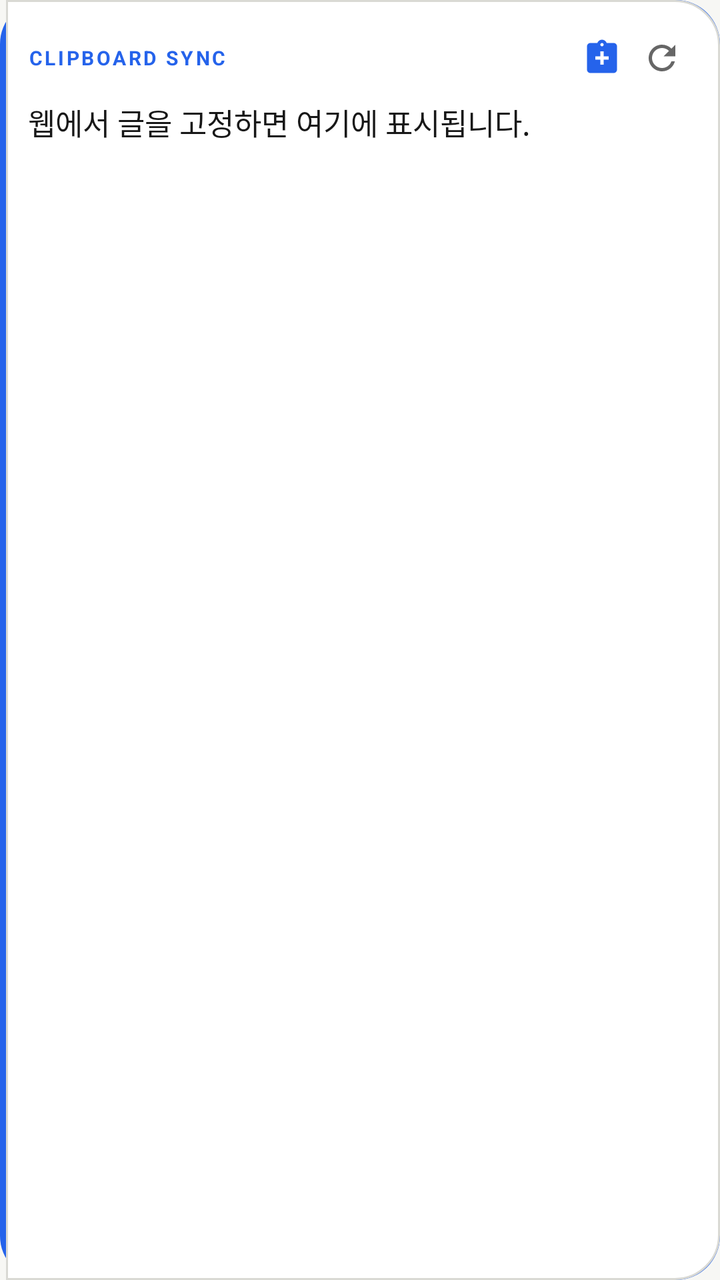
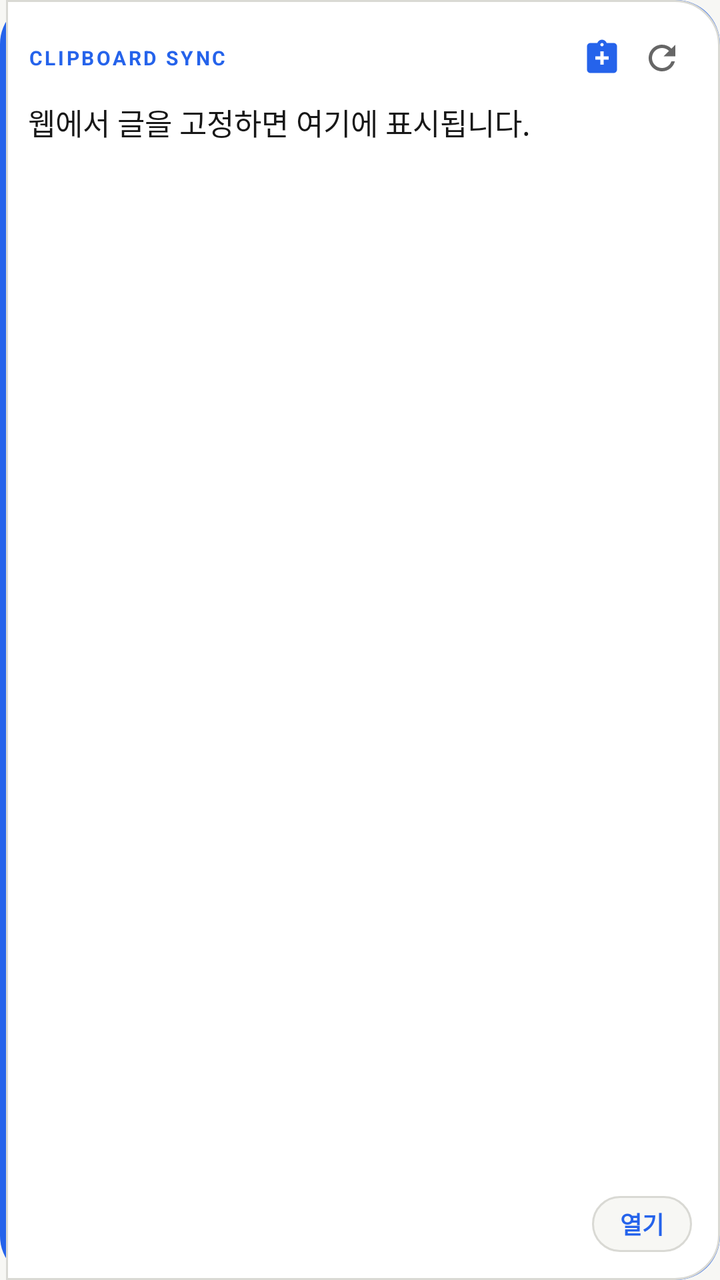

Before-and-after screenshots of an Android layout around one commit, followed by the original layout XML and the change that was made.
<!-- AndroidManifest.xml: application theme Theme.PostIt -->
<!-- res/layout/widget_postit.xml -->
<?xml version="1.0" encoding="utf-8"?>
<LinearLayout xmlns:android="http://schemas.android.com/apk/res/android"
    android:layout_width="match_parent"
    android:layout_height="match_parent"
    android:orientation="vertical"
    android:background="@drawable/widget_bg"
    android:padding="14dp">

    <LinearLayout
        android:layout_width="match_parent"
        android:layout_height="wrap_content"
        android:orientation="horizontal"
        android:gravity="center_vertical">

        <TextView
            android:id="@+id/widget_eyebrow"
            android:layout_width="0dp"
            android:layout_height="wrap_content"
            android:layout_weight="1"
            android:text="@string/eyebrow"
            android:textColor="@color/accent"
            android:textSize="10sp"
            android:textStyle="bold"
            android:letterSpacing="0.12"
            android:maxLines="1"
            android:ellipsize="end" />

        <ImageView
            android:id="@+id/widget_save_clip"
            android:layout_width="30dp"
            android:layout_height="30dp"
            android:padding="5dp"
            android:src="@drawable/ic_clipboard_add"
            android:background="@drawable/widget_body_ripple"
            android:contentDescription="@string/widget_save_clip" />

        <ImageView
            android:id="@+id/widget_refresh"
            android:layout_width="30dp"
            android:layout_height="30dp"
            android:padding="5dp"
            android:src="@drawable/ic_refresh"
            android:background="@drawable/widget_body_ripple"
            android:contentDescription="@string/widget_refresh" />
    </LinearLayout>

    <TextView
        android:id="@+id/widget_text"
        android:layout_width="match_parent"
        android:layout_height="0dp"
        android:layout_weight="1"
        android:layout_marginTop="6dp"
        android:background="@drawable/widget_body_ripple"
        android:text="@string/widget_empty"
        android:textColor="@color/text"
        android:textSize="15sp"
        android:lineSpacingMultiplier="1.25"
        android:ellipsize="end"
        android:gravity="top|start" />

    <TextView
        android:id="@+id/widget_footer"
        android:layout_width="match_parent"
        android:layout_height="wrap_content"
        android:layout_marginTop="4dp"
        android:textColor="@color/muted"
        android:textSize="10sp"
        android:maxLines="1"
        android:ellipsize="end" />
</LinearLayout>
<!-- resources referenced by this layout -->
<resources>
  <color name="accent">#FF2563EB</color>
  <color name="muted">#FF666666</color>
  <color name="text">#FF171717</color>
  <!-- drawable ic_clipboard_add (drawable) -->
  <vector xmlns:android="http://schemas.android.com/apk/res/android"
      android:width="20dp" android:height="20dp"
      android:viewportWidth="24" android:viewportHeight="24"
      android:tint="@color/accent">
      <path android:fillColor="#FF000000"
          android:pathData="M19,3h-4.18C14.4,1.84 13.3,1 12,1S9.6,1.84 9.18,3H5C3.9,3 3,3.9 3,5v14c0,1.1 0.9,2 2,2h14c1.1,0 2,-0.9 2,-2V5C21,3.9 20.1,3 19,3zM12,3c0.55,0 1,0.45 1,1s-0.45,1 -1,1s-1,-0.45 -1,-1S11.45,3 12,3zM13,16h-2v-3H8v-2h3V8h2v3h3v2h-3V16z" />
  </vector>
  <!-- drawable ic_refresh (drawable) -->
  <vector xmlns:android="http://schemas.android.com/apk/res/android"
      android:width="20dp" android:height="20dp"
      android:viewportWidth="24" android:viewportHeight="24"
      android:tint="@color/muted">
      <path android:fillColor="#FF000000"
          android:pathData="M17.65,6.35C16.2,4.9 14.21,4 12,4c-4.42,0 -7.99,3.58 -8,8s3.58,8 8,8c3.73,0 6.84,-2.55 7.73,-6h-2.08c-0.82,2.33 -3.04,4 -5.65,4c-3.31,0 -6,-2.69 -6,-6s2.69,-6 6,-6c1.66,0 3.14,0.69 4.22,1.78L13,11h7V4l-2.35,2.35z" />
  </vector>
  <!-- drawable widget_bg (drawable) -->
  <?xml version="1.0" encoding="utf-8"?>
  <layer-list xmlns:android="http://schemas.android.com/apk/res/android">
      <item>
          <shape android:shape="rectangle">
              <solid android:color="@color/accent" />
              <corners android:radius="22dp" />
          </shape>
      </item>
      <item android:left="3dp">
          <shape android:shape="rectangle">
              <solid android:color="@color/surface" />
              <corners
                  android:topLeftRadius="0dp"
                  android:bottomLeftRadius="0dp"
                  android:topRightRadius="22dp"
                  android:bottomRightRadius="22dp" />
              <stroke android:width="1dp" android:color="@color/line" />
          </shape>
      </item>
  </layer-list>
  <!-- drawable widget_body_ripple (drawable) -->
  <?xml version="1.0" encoding="utf-8"?>
  <ripple xmlns:android="http://schemas.android.com/apk/res/android"
      android:color="@color/accent_soft">
      <item android:drawable="@android:color/transparent" />
  </ripple>
  <string name="eyebrow">CLIPBOARD SYNC</string>
  <string name="widget_empty">웹에서 글을 고정하면 여기에 표시됩니다.</string>
  <string name="widget_refresh">새로 고침</string>
  <string name="widget_save_clip">클립보드 저장</string>
  <color name="surface">#FFFFFFFF</color>
  <color name="line">#FFD9D9D4</color>
  <color name="accent_soft">#FFDBEAFE</color>
  <color name="on_accent">#FFFFFFFF</color>
  <color name="bg">#FFF7F7F4</color>
  <color name="danger">#FFDC2626</color>
  <!-- unchanged entries left out for length: 1 -->
</resources>

<!-- the commit's change to res/layout/widget_postit.xml (unified diff, before → after) -->
@@ -58,13 +58,35 @@
         android:ellipsize="end"
         android:gravity="top|start" />
 
-    <TextView
-        android:id="@+id/widget_footer"
+    <LinearLayout
         android:layout_width="match_parent"
         android:layout_height="wrap_content"
         android:layout_marginTop="4dp"
-        android:textColor="@color/muted"
-        android:textSize="10sp"
-        android:maxLines="1"
-        android:ellipsize="end" />
+        android:orientation="horizontal"
+        android:gravity="center_vertical">
+
+        <TextView
+            android:id="@+id/widget_footer"
+            android:layout_width="0dp"
+            android:layout_height="wrap_content"
+            android:layout_weight="1"
+            android:textColor="@color/muted"
+            android:textSize="10sp"
+            android:maxLines="1"
+            android:ellipsize="end" />
+
+        
+        <TextView
+            android:id="@+id/widget_open"
+            android:layout_width="wrap_content"
+            android:layout_height="28dp"
+            android:paddingStart="14dp"
+            android:paddingEnd="14dp"
+            android:gravity="center"
+            android:background="@drawable/pill_outline"
+            android:text="@string/widget_open"
+            android:textColor="@color/accent"
+            android:textSize="12sp"
+            android:textStyle="bold" />
+    </LinearLayout>
 </LinearLayout>
<!-- resource entries referenced after the edit -->
@@ -19,6 +19,18 @@
       <path android:fillColor="#FF000000"
           android:pathData="M17.65,6.35C16.2,4.9 14.21,4 12,4c-4.42,0 -7.99,3.58 -8,8s3.58,8 8,8c3.73,0 6.84,-2.55 7.73,-6h-2.08c-0.82,2.33 -3.04,4 -5.65,4c-3.31,0 -6,-2.69 -6,-6s2.69,-6 6,-6c1.66,0 3.14,0.69 4.22,1.78L13,11h7V4l-2.35,2.35z" />
   </vector>
+  <!-- drawable pill_outline (drawable) -->
+  <?xml version="1.0" encoding="utf-8"?>
+  <ripple xmlns:android="http://schemas.android.com/apk/res/android"
+      android:color="@color/accent_soft">
+      <item>
+          <shape android:shape="rectangle">
+              <solid android:color="@color/bg" />
+              <corners android:radius="999dp" />
+              <stroke android:width="1dp" android:color="@color/line" />
+          </shape>
+      </item>
+  </ripple>
   <!-- drawable widget_bg (drawable) -->
   <?xml version="1.0" encoding="utf-8"?>
   <layer-list xmlns:android="http://schemas.android.com/apk/res/android">
@@ -48,6 +60,7 @@
   </ripple>
   <string name="eyebrow">CLIPBOARD SYNC</string>
   <string name="widget_empty">웹에서 글을 고정하면 여기에 표시됩니다.</string>
+  <string name="widget_open">열기</string>
   <string name="widget_refresh">새로 고침</string>
   <string name="widget_save_clip">클립보드 저장</string>
   <color name="surface">#FFFFFFFF</color>
